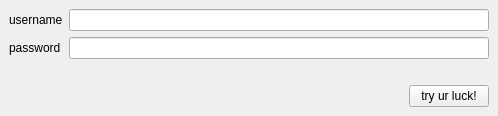
aumanimationstudios/rbhus, file rbhusUI/lib/rbhusAuthMod.ui: the form before one commit.
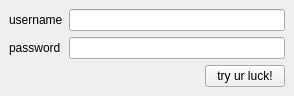
The form after the commit.

Patch:
```diff
--- a/rbhusUI/lib/rbhusAuthMod.ui
+++ b/rbhusUI/lib/rbhusAuthMod.ui
@@ -6,8 +6,8 @@
    <rect>
     <x>0</x>
     <y>0</y>
-    <width>498</width>
-    <height>116</height>
+    <width>294</width>
+    <height>90</height>
    </rect>
   </property>
   <property name="windowTitle">
```
Left out of the diff: 102 changed lines with no effect on the pictures.
